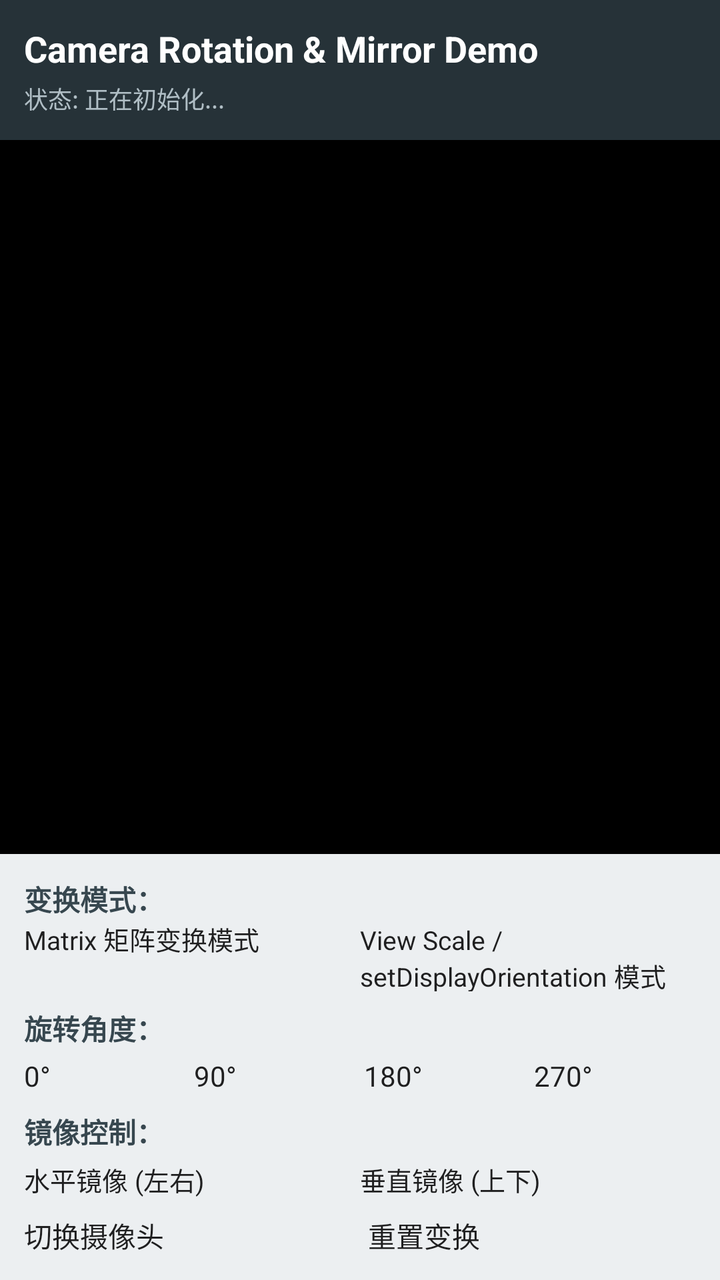
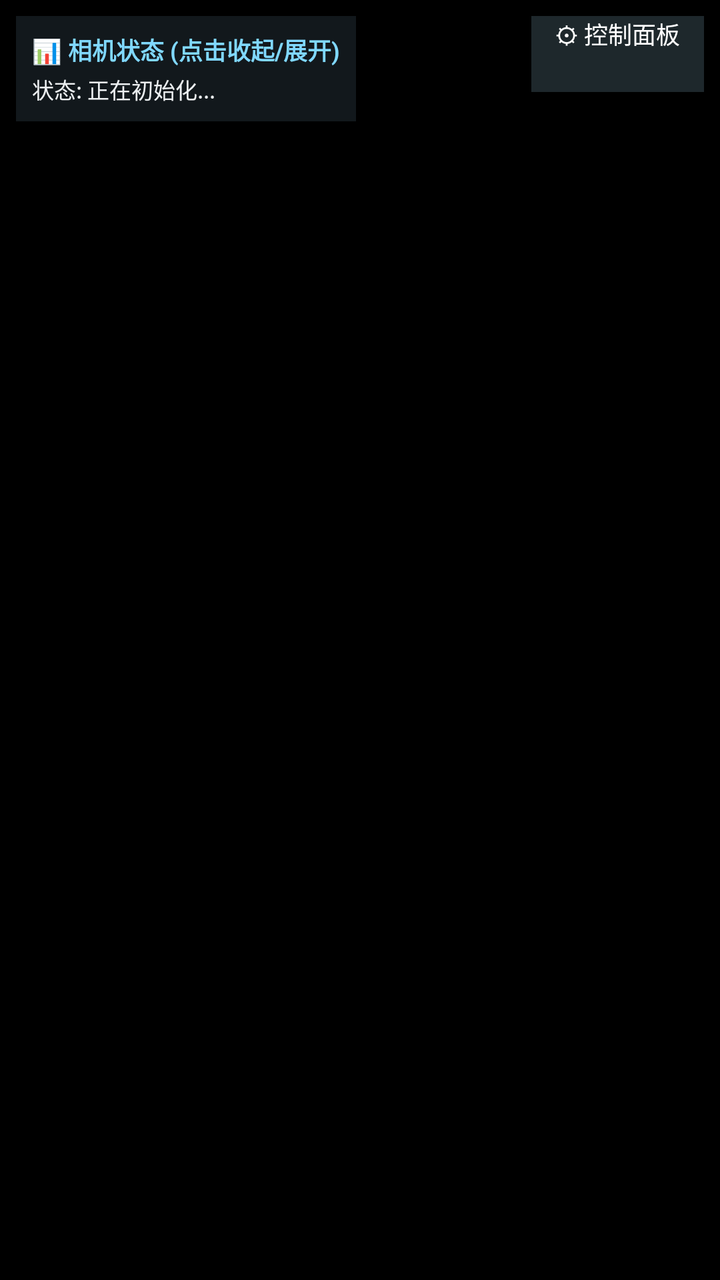

An Android layout rendered at two revisions. The XML below is the earlier revision; the diff shows what the commit changed to produce the second picture.
<!-- AndroidManifest.xml: activity theme Theme.CameraDemo -->
<!-- res/layout/activity_main.xml -->
<?xml version="1.0" encoding="utf-8"?>
<LinearLayout xmlns:android="http://schemas.android.com/apk/res/android"
    android:layout_width="match_parent"
    android:layout_height="match_parent"
    android:orientation="vertical">

    
    <LinearLayout
        android:layout_width="match_parent"
        android:layout_height="wrap_content"
        android:background="#263238"
        android:orientation="vertical"
        android:padding="12dp">

        <TextView
            android:id="@+id/tv_title"
            android:layout_width="wrap_content"
            android:layout_height="wrap_content"
            android:text="@string/title_camera"
            android:textColor="#FFFFFF"
            android:textSize="18sp"
            android:textStyle="bold" />

        <TextView
            android:id="@+id/tv_status_info"
            android:layout_width="match_parent"
            android:layout_height="wrap_content"
            android:layout_marginTop="4dp"
            android:text="状态: 正在初始化..."
            android:textColor="#B0BEC5"
            android:textSize="12sp" />
    </LinearLayout>

    
    <FrameLayout
        android:id="@+id/camera_preview_container"
        android:layout_width="match_parent"
        android:layout_height="0dp"
        android:layout_weight="1"
        android:background="#000000">

        <TextureView
            android:id="@+id/camera_texture_view"
            android:layout_width="match_parent"
            android:layout_height="match_parent"
            android:layout_gravity="center" />

        
        <LinearLayout
            android:id="@+id/layout_permission_prompt"
            android:layout_width="wrap_content"
            android:layout_height="wrap_content"
            android:layout_gravity="center"
            android:gravity="center"
            android:orientation="vertical"
            android:visibility="gone">

            <TextView
                android:layout_width="wrap_content"
                android:layout_height="wrap_content"
                android:text="@string/msg_camera_permission_required"
                android:textColor="#FFFFFF"
                android:textSize="16sp" />

            <Button
                android:id="@+id/btn_grant_permission"
                android:layout_width="wrap_content"
                android:layout_height="wrap_content"
                android:layout_marginTop="16dp"
                android:text="@string/btn_request_permission" />
        </LinearLayout>
    </FrameLayout>

    
    <ScrollView
        android:layout_width="match_parent"
        android:layout_height="wrap_content"
        android:background="#ECEFF1"
        android:maxHeight="280dp">

        <LinearLayout
            android:layout_width="match_parent"
            android:layout_height="wrap_content"
            android:orientation="vertical"
            android:padding="12dp">

            
            <TextView
                android:layout_width="wrap_content"
                android:layout_height="wrap_content"
                android:text="@string/label_mode"
                android:textColor="#37474F"
                android:textStyle="bold" />

            <RadioGroup
                android:id="@+id/rg_mode"
                android:layout_width="match_parent"
                android:layout_height="wrap_content"
                android:orientation="horizontal">

                <RadioButton
                    android:id="@+id/rb_mode_matrix"
                    android:layout_width="0dp"
                    android:layout_height="wrap_content"
                    android:layout_weight="1"
                    android:checked="true"
                    android:text="@string/mode_matrix"
                    android:textSize="13sp" />

                <RadioButton
                    android:id="@+id/rb_mode_view_scale"
                    android:layout_width="0dp"
                    android:layout_height="wrap_content"
                    android:layout_weight="1"
                    android:text="@string/mode_view_scale"
                    android:textSize="13sp" />
            </RadioGroup>

            
            <TextView
                android:layout_width="wrap_content"
                android:layout_height="wrap_content"
                android:layout_marginTop="8dp"
                android:text="@string/label_rotation"
                android:textColor="#37474F"
                android:textStyle="bold" />

            <LinearLayout
                android:layout_width="match_parent"
                android:layout_height="wrap_content"
                android:layout_marginTop="4dp"
                android:orientation="horizontal">

                <Button
                    android:id="@+id/btn_rot_0"
                    android:layout_width="0dp"
                    android:layout_height="wrap_content"
                    android:layout_weight="1"
                    android:text="@string/rot_0" />

                <Button
                    android:id="@+id/btn_rot_90"
                    android:layout_width="0dp"
                    android:layout_height="wrap_content"
                    android:layout_marginStart="4dp"
                    android:layout_weight="1"
                    android:text="@string/rot_90" />

                <Button
                    android:id="@+id/btn_rot_180"
                    android:layout_width="0dp"
                    android:layout_height="wrap_content"
                    android:layout_marginStart="4dp"
                    android:layout_weight="1"
                    android:text="@string/rot_180" />

                <Button
                    android:id="@+id/btn_rot_270"
                    android:layout_width="0dp"
                    android:layout_height="wrap_content"
                    android:layout_marginStart="4dp"
                    android:layout_weight="1"
                    android:text="@string/rot_270" />
            </LinearLayout>

            
            <TextView
                android:layout_width="wrap_content"
                android:layout_height="wrap_content"
                android:layout_marginTop="8dp"
                android:text="@string/label_mirror"
                android:textColor="#37474F"
                android:textStyle="bold" />

            <LinearLayout
                android:layout_width="match_parent"
                android:layout_height="wrap_content"
                android:layout_marginTop="4dp"
                android:gravity="center_vertical"
                android:orientation="horizontal">

                <CheckBox
                    android:id="@+id/cb_mirror_h"
                    android:layout_width="0dp"
                    android:layout_height="wrap_content"
                    android:layout_weight="1"
                    android:text="@string/mirror_h"
                    android:textSize="13sp" />

                <CheckBox
                    android:id="@+id/cb_mirror_v"
                    android:layout_width="0dp"
                    android:layout_height="wrap_content"
                    android:layout_weight="1"
                    android:text="@string/mirror_v"
                    android:textSize="13sp" />
            </LinearLayout>

            
            <LinearLayout
                android:layout_width="match_parent"
                android:layout_height="wrap_content"
                android:layout_marginTop="8dp"
                android:orientation="horizontal">

                <Button
                    android:id="@+id/btn_switch_camera"
                    android:layout_width="0dp"
                    android:layout_height="wrap_content"
                    android:layout_weight="1"
                    android:text="@string/btn_switch_camera" />

                <Button
                    android:id="@+id/btn_reset"
                    android:layout_width="0dp"
                    android:layout_height="wrap_content"
                    android:layout_marginStart="8dp"
                    android:layout_weight="1"
                    android:text="@string/btn_reset" />
            </LinearLayout>

        </LinearLayout>
    </ScrollView>

</LinearLayout>
<!-- resources referenced by this layout -->
<resources>
  <string name="btn_request_permission">Grant Camera Permission</string>
  <string name="btn_reset">重置变换</string>
  <string name="btn_switch_camera">切换摄像头</string>
  <string name="label_mirror">镜像控制：</string>
  <string name="label_mode">变换模式：</string>
  <string name="label_rotation">旋转角度：</string>
  <string name="mirror_h">水平镜像 (左右)</string>
  <string name="mirror_v">垂直镜像 (上下)</string>
  <string name="mode_matrix">Matrix 矩阵变换模式</string>
  <string name="mode_view_scale">View Scale / setDisplayOrientation 模式</string>
  <string name="msg_camera_permission_required">Camera permission is required to run this demo.</string>
  <string name="rot_0">0°</string>
  <string name="rot_180">180°</string>
  <string name="rot_270">270°</string>
  <string name="rot_90">90°</string>
  <string name="title_camera">Camera Rotation &amp; Mirror Demo</string>
  <style name="Theme.CameraDemo" parent="android:Theme.Material.Light.NoActionBar" />
</resources>

<!-- the commit's change to res/layout/activity_main.xml (unified diff, before → after) -->
@@ -1,225 +1,309 @@
 <?xml version="1.0" encoding="utf-8"?>
-<LinearLayout xmlns:android="http://schemas.android.com/apk/res/android"
+<FrameLayout xmlns:android="http://schemas.android.com/apk/res/android"
+    android:id="@+id/root_container"
     android:layout_width="match_parent"
     android:layout_height="match_parent"
-    android:orientation="vertical">
+    android:background="#000000">
+
+    
+    <TextureView
+        android:id="@+id/camera_texture_view"
+        android:layout_width="match_parent"
+        android:layout_height="match_parent"
+        android:layout_gravity="center" />
 
     
     <LinearLayout
-        android:layout_width="match_parent"
+        android:id="@+id/layout_permission_prompt"
+        android:layout_width="wrap_content"
         android:layout_height="wrap_content"
-        android:background="#263238"
+        android:layout_gravity="center"
+        android:background="#CC000000"
+        android:gravity="center"
         android:orientation="vertical"
-        android:padding="12dp">
+        android:padding="24dp"
+        android:visibility="gone">
 
         <TextView
-            android:id="@+id/tv_title"
             android:layout_width="wrap_content"
             android:layout_height="wrap_content"
-            android:text="@string/title_camera"
+            android:text="@string/msg_camera_permission_required"
             android:textColor="#FFFFFF"
-            android:textSize="18sp"
+            android:textSize="16sp" />
+
+        <Button
+            android:id="@+id/btn_grant_permission"
+            android:layout_width="wrap_content"
+            android:layout_height="wrap_content"
+            android:layout_marginTop="16dp"
+            android:text="@string/btn_request_permission" />
+    </LinearLayout>
+
+    
+    <LinearLayout
+        android:id="@+id/layout_hud"
+        android:layout_width="wrap_content"
+        android:layout_height="wrap_content"
+        android:layout_gravity="top|start"
+        android:layout_margin="8dp"
+        android:background="#B31A2328"
+        android:orientation="vertical"
+        android:padding="8dp">
+
+        <TextView
+            android:id="@+id/tv_hud_title"
+            android:layout_width="wrap_content"
+            android:layout_height="wrap_content"
+            android:text="@string/hud_title"
+            android:textColor="#80D8FF"
+            android:textSize="12sp"
             android:textStyle="bold" />
 
         <TextView
             android:id="@+id/tv_status_info"
-            android:layout_width="match_parent"
+            android:layout_width="wrap_content"
             android:layout_height="wrap_content"
-            android:layout_marginTop="4dp"
+            android:layout_marginTop="3dp"
+            android:lineSpacingExtra="2dp"
             android:text="状态: 正在初始化..."
-            android:textColor="#B0BEC5"
-            android:textSize="12sp" />
+            android:textColor="#ECEFF1"
+            android:textSize="11sp" />
     </LinearLayout>
 
     
-    <FrameLayout
-        android:id="@+id/camera_preview_container"
+    <Button
+        android:id="@+id/btn_open_drawer"
+        android:layout_width="wrap_content"
+        android:layout_height="38dp"
+        android:layout_gravity="top|end"
+        android:layout_margin="8dp"
+        android:background="#CC263238"
+        android:minWidth="80dp"
+        android:paddingStart="12dp"
+        android:paddingEnd="12dp"
+        android:text="@string/btn_open_settings"
+        android:textColor="#FFFFFF"
+        android:textSize="12sp" />
+
+    
+    <View
+        android:id="@+id/view_drawer_mask"
         android:layout_width="match_parent"
-        android:layout_height="0dp"
-        android:layout_weight="1"
-        android:background="#000000">
-
-        <TextureView
-            android:id="@+id/camera_texture_view"
-            android:layout_width="match_parent"
-            android:layout_height="match_parent"
-            android:layout_gravity="center" />
+        android:layout_height="match_parent"
+        android:background="#55000000"
+        android:visibility="gone" />
+
+    
+    <LinearLayout
+        android:id="@+id/layout_drawer"
+        android:layout_width="290dp"
+        android:layout_height="match_parent"
+        android:layout_gravity="end"
+        android:background="#F5F7F8"
+        android:clickable="true"
+        android:elevation="16dp"
+        android:focusable="true"
+        android:orientation="vertical"
+        android:visibility="gone">
 
         
         <LinearLayout
-            android:id="@+id/layout_permission_prompt"
-            android:layout_width="wrap_content"
-            android:layout_height="wrap_content"
-            android:layout_gravity="center"
-            android:gravity="center"
-            android:orientation="vertical"
-            android:visibility="gone">
+            android:layout_width="match_parent"
+            android:layout_height="44dp"
+            android:background="#263238"
+            android:gravity="center_vertical"
+            android:orientation="horizontal"
+            android:paddingStart="12dp"
+            android:paddingEnd="8dp">
 
             <TextView
+                android:layout_width="0dp"
+                android:layout_height="wrap_content"
+                android:layout_weight="1"
+                android:text="@string/title_camera"
+                android:textColor="#FFFFFF"
+                android:textSize="14sp"
+                android:textStyle="bold" />
+
+            <Button
+                android:id="@+id/btn_close_drawer"
                 android:layout_width="wrap_content"
-                android:layout_height="wrap_content"
-                android:text="@string/msg_camera_permission_required"
+                android:layout_height="32dp"
+                android:background="#37474F"
+                android:paddingStart="8dp"
+                android:paddingEnd="8dp"
+                android:text="@string/btn_close_drawer"
                 android:textColor="#FFFFFF"
-                android:textSize="16sp" />
-
-            <Button
-                android:id="@+id/btn_grant_permission"
-                android:layout_width="wrap_content"
-                android:layout_height="wrap_content"
-                android:layout_marginTop="16dp"
-                android:text="@string/btn_request_permission" />
+                android:textSize="11sp" />
         </LinearLayout>
-    </FrameLayout>
-
-    
-    <ScrollView
-        android:layout_width="match_parent"
-        android:layout_height="wrap_content"
-        android:background="#ECEFF1"
-        android:maxHeight="280dp">
-
-        <LinearLayout
+
+        
+        <ScrollView
             android:layout_width="match_parent"
-            android:layout_height="wrap_content"
-            android:orientation="vertical"
-            android:padding="12dp">
-
-            
-            <TextView
-                android:layout_width="wrap_content"
-                android:layout_height="wrap_content"
-                android:text="@string/label_mode"
-                android:textColor="#37474F"
-                android:textStyle="bold" />
-
-            <RadioGroup
-                android:id="@+id/rg_mode"
-                android:layout_width="match_parent"
-                android:layout_height="wrap_content"
-                android:orientation="horizontal">
-
-                <RadioButton
-                    android:id="@+id/rb_mode_matrix"
-                    android:layout_width="0dp"
-                    android:layout_height="wrap_content"
-                    android:layout_weight="1"
-                    android:checked="true"
-                    android:text="@string/mode_matrix"
-                    android:textSize="13sp" />
-
-                <RadioButton
-                    android:id="@+id/rb_mode_view_scale"
-                    android:layout_width="0dp"
-                    android:layout_height="wrap_content"
-                    android:layout_weight="1"
-                    android:text="@string/mode_view_scale"
-                    android:textSize="13sp" />
-            </RadioGroup>
-
-            
-            <TextView
-                android:layout_width="wrap_content"
-                android:layout_height="wrap_content"
-                android:layout_marginTop="8dp"
-                android:text="@string/label_rotation"
-                android:textColor="#37474F"
-                android:textStyle="bold" />
+            android:layout_height="0dp"
+            android:layout_weight="1"
+            android:fillViewport="true">
 
             <LinearLayout
                 android:layout_width="match_parent"
                 android:layout_height="wrap_content"
-                android:layout_marginTop="4dp"
-                android:orientation="horizontal">
-
-                <Button
-                    android:id="@+id/btn_rot_0"
-                    android:layout_width="0dp"
-                    android:layout_height="wrap_content"
-                    android:layout_weight="1"
-                    android:text="@string/rot_0" />
-
-                <Button
-                    android:id="@+id/btn_rot_90"
-                    android:layout_width="0dp"
-                    android:layout_height="wrap_content"
-                    android:layout_marginStart="4dp"
-                    android:layout_weight="1"
-                    android:text="@string/rot_90" />
-
-                <Button
-                    android:id="@+id/btn_rot_180"
-                    android:layout_width="0dp"
-                    android:layout_height="wrap_content"
-                    android:layout_marginStart="4dp"
-                    android:layout_weight="1"
-                    android:text="@string/rot_180" />
-
-                <Button
-                    android:id="@+id/btn_rot_270"
-                    android:layout_width="0dp"
-                    android:layout_height="wrap_content"
-                    android:layout_marginStart="4dp"
-                    android:layout_weight="1"
-                    android:text="@string/rot_270" />
+                android:orientation="vertical"
+                android:padding="10dp">
+
+                
+                <TextView
+                    android:layout_width="wrap_content"
+                    android:layout_height="wrap_content"
+                    android:text="@string/label_mode"
+                    android:textColor="#263238"
+                    android:textSize="12sp"
+                    android:textStyle="bold" />
+
+                <RadioGroup
+                    android:id="@+id/rg_mode"
+                    android:layout_width="match_parent"
+                    android:layout_height="wrap_content"
+                    android:layout_marginTop="2dp"
+                    android:orientation="vertical">
+
+                    <RadioButton
+                        android:id="@+id/rb_mode_matrix"
+                        android:layout_width="wrap_content"
+                        android:layout_height="wrap_content"
+                        android:checked="true"
+                        android:text="@string/mode_matrix"
+                        android:textSize="12sp" />
+
+                    <RadioButton
+                        android:id="@+id/rb_mode_view_scale"
+                        android:layout_width="wrap_content"
+                        android:layout_height="wrap_content"
+                        android:text="@string/mode_view_scale"
+                        android:textSize="12sp" />
+                </RadioGroup>
+
+                
+                <TextView
+                    android:layout_width="wrap_content"
+                    android:layout_height="wrap_content"
+                    android:layout_marginTop="6dp"
+                    android:text="@string/label_rotation"
+                    android:textColor="#263238"
+                    android:textSize="12sp"
+                    android:textStyle="bold" />
+
+                <LinearLayout
+                    android:layout_width="match_parent"
+                    android:layout_height="wrap_content"
+                    android:layout_marginTop="2dp"
+                    android:orientation="horizontal">
+
+                    <Button
+                        android:id="@+id/btn_rot_0"
+                        android:layout_width="0dp"
+                        android:layout_height="36dp"
+                        android:layout_weight="1"
+                        android:text="@string/rot_0"
+                        android:textSize="11sp" />
+
+                    <Button
+                        android:id="@+id/btn_rot_90"
+                        android:layout_width="0dp"
+                        android:layout_height="36dp"
+                        android:layout_marginStart="2dp"
+                        android:layout_weight="1"
+                        android:text="@string/rot_90"
+                        android:textSize="11sp" />
+
+                    <Button
+                        android:id="@+id/btn_rot_180"
+                        android:layout_width="0dp"
+                        android:layout_height="36dp"
+                        android:layout_marginStart="2dp"
+                        android:layout_weight="1"
+                        android:text="@string/rot_180"
+                        android:textSize="11sp" />
+
+                    <Button
+                        android:id="@+id/btn_rot_270"
+                        android:layout_width="0dp"
+                        android:layout_height="36dp"
+                        android:layout_marginStart="2dp"
+                        android:layout_weight="1"
+                        android:text="@string/rot_270"
+                        android:textSize="11sp" />
+                </LinearLayout>
+
+                
+                <TextView
+                    android:layout_width="wrap_content"
+                    android:layout_height="wrap_content"
+                    android:layout_marginTop="6dp"
+                    android:text="@string/label_mirror"
+                    android:textColor="#263238"
+                    android:textSize="12sp"
+                    android:textStyle="bold" />
+
+                <LinearLayout
+                    android:layout_width="match_parent"
+                    android:layout_height="wrap_content"
+                    android:layout_marginTop="2dp"
+                    android:orientation="horizontal">
+
+                    <CheckBox
+                        android:id="@+id/cb_mirror_h"
+                        android:layout_width="0dp"
+                        android:layout_height="wrap_content"
+                        android:layout_weight="1"
+                        android:text="@string/mirror_h"
+                        android:textSize="11sp" />
+
+                    <CheckBox
+                        android:id="@+id/cb_mirror_v"
+                        android:layout_width="0dp"
+                        android:layout_height="wrap_content"
+                        android:layout_weight="1"
+                        android:text="@string/mirror_v"
+                        android:textSize="11sp" />
+                </LinearLayout>
+
+                
+                <TextView
+                    android:layout_width="wrap_content"
+                    android:layout_height="wrap_content"
+                    android:layout_marginTop="6dp"
+                    android:text="@string/label_camera_device"
+                    android:textColor="#263238"
+                    android:textSize="12sp"
+                    android:textStyle="bold" />
+
+                <LinearLayout
+                    android:layout_width="match_parent"
+                    android:layout_height="wrap_content"
+                    android:layout_marginTop="4dp"
+                    android:orientation="horizontal">
+
+                    <Button
+                        android:id="@+id/btn_switch_camera"
+                        android:layout_width="0dp"
+                        android:layout_height="38dp"
+                        android:layout_weight="1"
+                        android:text="@string/btn_switch_camera"
+                        android:textSize="11sp" />
+
+                    <Button
+                        android:id="@+id/btn_reset"
+                        android:layout_width="0dp"
+                        android:layout_height="38dp"
+                        android:layout_marginStart="4dp"
+                        android:layout_weight="1"
+                        android:text="@string/btn_reset"
+                        android:textSize="11sp" />
+                </LinearLayout>
+
             </LinearLayout>
-
-            
-            <TextView
-                android:layout_width="wrap_content"
-                android:layout_height="wrap_content"
-                android:layout_marginTop="8dp"
-                android:text="@string/label_mirror"
-                android:textColor="#37474F"
-                android:textStyle="bold" />
-
-            <LinearLayout
-                android:layout_width="match_parent"
-                android:layout_height="wrap_content"
-                android:layout_marginTop="4dp"
-                android:gravity="center_vertical"
-                android:orientation="horizontal">
-
-                <CheckBox
-                    android:id="@+id/cb_mirror_h"
-                    android:layout_width="0dp"
-                    android:layout_height="wrap_content"
-                    android:layout_weight="1"
-                    android:text="@string/mirror_h"
-                    android:textSize="13sp" />
-
-                <CheckBox
-                    android:id="@+id/cb_mirror_v"
-                    android:layout_width="0dp"
-                    android:layout_height="wrap_content"
-                    android:layout_weight="1"
-                    android:text="@string/mirror_v"
-                    android:textSize="13sp" />
-            </LinearLayout>
-
-            
-            <LinearLayout
-                android:layout_width="match_parent"
-                android:layout_height="wrap_content"
-                android:layout_marginTop="8dp"
-                android:orientation="horizontal">
-
-                <Button
-                    android:id="@+id/btn_switch_camera"
-                    android:layout_width="0dp"
-                    android:layout_height="wrap_content"
-                    android:layout_weight="1"
-                    android:text="@string/btn_switch_camera" />
-
-                <Button
-                    android:id="@+id/btn_reset"
-                    android:layout_width="0dp"
-                    android:layout_height="wrap_content"
-                    android:layout_marginStart="8dp"
-                    android:layout_weight="1"
-                    android:text="@string/btn_reset" />
-            </LinearLayout>
-
-        </LinearLayout>
-    </ScrollView>
-
-</LinearLayout>
+        </ScrollView>
+
+    </LinearLayout>
+
+</FrameLayout>
<!-- resource entries referenced after the edit -->
@@ -1,8 +1,12 @@
 <!-- resources referenced by this layout -->
 <resources>
-  <string name="btn_request_permission">Grant Camera Permission</string>
+  <string name="btn_close_drawer">✕ 收起面板</string>
+  <string name="btn_open_settings">⚙ 控制面板</string>
+  <string name="btn_request_permission">授权相机权限</string>
   <string name="btn_reset">重置变换</string>
   <string name="btn_switch_camera">切换摄像头</string>
+  <string name="hud_title">📊 相机状态 (点击收起/展开)</string>
+  <string name="label_camera_device">摄像头控制：</string>
   <string name="label_mirror">镜像控制：</string>
   <string name="label_mode">变换模式：</string>
   <string name="label_rotation">旋转角度：</string>
@@ -10,12 +14,12 @@
   <string name="mirror_v">垂直镜像 (上下)</string>
   <string name="mode_matrix">Matrix 矩阵变换模式</string>
   <string name="mode_view_scale">View Scale / setDisplayOrientation 模式</string>
-  <string name="msg_camera_permission_required">Camera permission is required to run this demo.</string>
+  <string name="msg_camera_permission_required">需要相机权限才能运行本演示程序</string>
   <string name="rot_0">0°</string>
   <string name="rot_180">180°</string>
   <string name="rot_270">270°</string>
   <string name="rot_90">90°</string>
-  <string name="title_camera">Camera Rotation &amp; Mirror Demo</string>
+  <string name="title_camera">Camera 旋转镜像控制</string>
   <style name="Theme.CameraDemo" parent="android:Theme.Material.Light.NoActionBar" />
 </resources>
 
